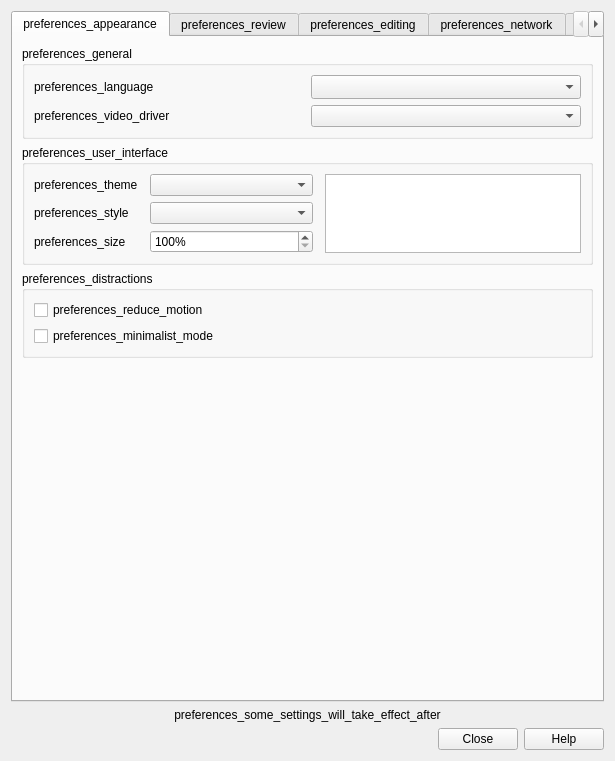
Qt form qt/aqt/forms/preferences.ui (kleinerpirat/anki) before a commit.
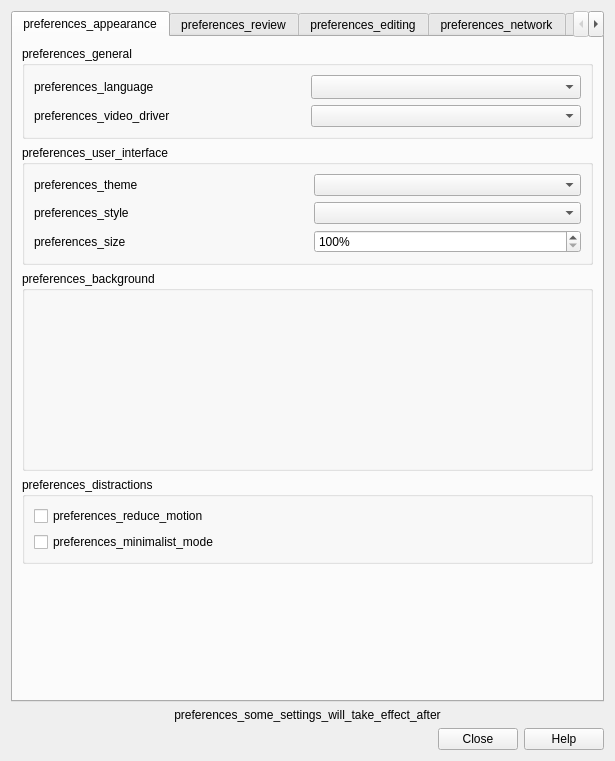
The same form after that commit.

```diff
--- a/qt/aqt/forms/preferences.ui
+++ b/qt/aqt/forms/preferences.ui
@@ -80,6 +80,8 @@
         </widget>
        </item>
        <item>
+        <layout class="QHBoxLayout" name="uiLayout">
+         <item>
         <widget class="QGroupBox" name="uiGroup">
          <property name="title">
           <string>preferences_user_interface</string>
@@ -88,19 +90,6 @@
           <property name="horizontalSpacing">
            <number>12</number>
           </property>
-          <item row="1" column="1">
-           <widget class="QLabel" name="label_2">
-            <property name="sizePolicy">
-             <sizepolicy hsizetype="Preferred" vsizetype="Preferred">
-              <horstretch>0</horstretch>
-              <verstretch>0</verstretch>
-             </sizepolicy>
-            </property>
-            <property name="text">
-             <string>preferences_style</string>
-            </property>
-           </widget>
-          </item>
           <item row="0" column="1">
            <widget class="QLabel" name="label">
             <property name="sizePolicy">
@@ -114,10 +103,33 @@
             </property>
            </widget>
           </item>
+            <item row="0" column="2">
+             <widget class="QComboBox" name="theme">
+              <property name="sizePolicy">
+               <sizepolicy hsizetype="Preferred" vsizetype="Fixed">
+                <horstretch>0</horstretch>
+                <verstretch>0</verstretch>
+               </sizepolicy>
+              </property>
+             </widget>
+            </item>
+            <item row="1" column="1">
+             <widget class="QLabel" name="label_2">
+              <property name="sizePolicy">
+               <sizepolicy hsizetype="Preferred" vsizetype="Preferred">
+                <horstretch>0</horstretch>
+                <verstretch>0</verstretch>
+               </sizepolicy>
+              </property>
+              <property name="text">
+               <string>preferences_style</string>
+              </property>
+             </widget>
+            </item>
           <item row="1" column="2">
            <widget class="QComboBox" name="styleComboBox">
             <property name="sizePolicy">
-             <sizepolicy hsizetype="MinimumExpanding" vsizetype="Fixed">
+               <sizepolicy hsizetype="Preferred" vsizetype="Fixed">
               <horstretch>0</horstretch>
               <verstretch>0</verstretch>
              </sizepolicy>
@@ -130,7 +142,7 @@
           <item row="2" column="2">
            <widget class="QSpinBox" name="uiScale">
             <property name="sizePolicy">
-             <sizepolicy hsizetype="MinimumExpanding" vsizetype="Fixed">
+               <sizepolicy hsizetype="Preferred" vsizetype="Fixed">
               <horstretch>0</horstretch>
               <verstretch>0</verstretch>
              </sizepolicy>
@@ -149,16 +161,6 @@
             </property>
            </widget>
           </item>
-          <item row="0" column="2">
-           <widget class="QComboBox" name="theme">
-            <property name="sizePolicy">
-             <sizepolicy hsizetype="MinimumExpanding" vsizetype="Fixed">
-              <horstretch>0</horstretch>
-              <verstretch>0</verstretch>
-             </sizepolicy>
-            </property>
-           </widget>
-          </item>
           <item row="2" column="1">
            <widget class="QLabel" name="uiSizeLabel">
             <property name="sizePolicy">
@@ -172,23 +174,28 @@
             </property>
            </widget>
           </item>
-          <item row="0" column="3" rowspan="3">
-           <widget class="QGraphicsView" name="bgView">
+           </layout>
+          </widget>
+         </item>
+        </layout>
+       </item>
+       <item>
+        <widget class="QGroupBox" name="backgroundBox">
             <property name="sizePolicy">
-             <sizepolicy hsizetype="MinimumExpanding" vsizetype="Expanding">
+          <sizepolicy hsizetype="Preferred" vsizetype="MinimumExpanding">
               <horstretch>0</horstretch>
               <verstretch>0</verstretch>
              </sizepolicy>
             </property>
             <property name="minimumSize">
              <size>
-              <width>220</width>
-              <height>0</height>
-             </size>
-            </property>
-           </widget>
-          </item>
-         </layout>
+           <width>0</width>
+           <height>200</height>
+          </size>
+         </property>
+         <property name="title">
+          <string>preferences_background</string>
+         </property>
         </widget>
        </item>
        <item>
```
Lines whose indentation alone changed are shown as unchanged.
